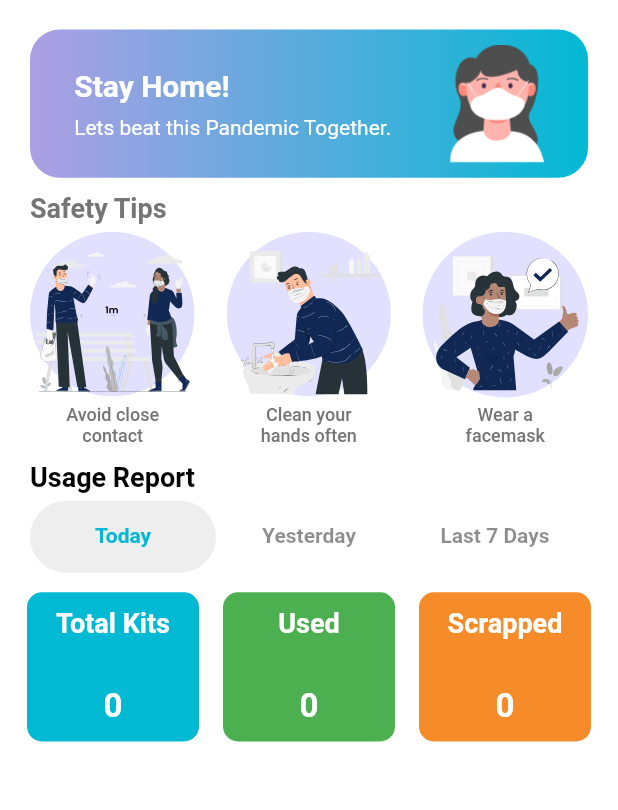
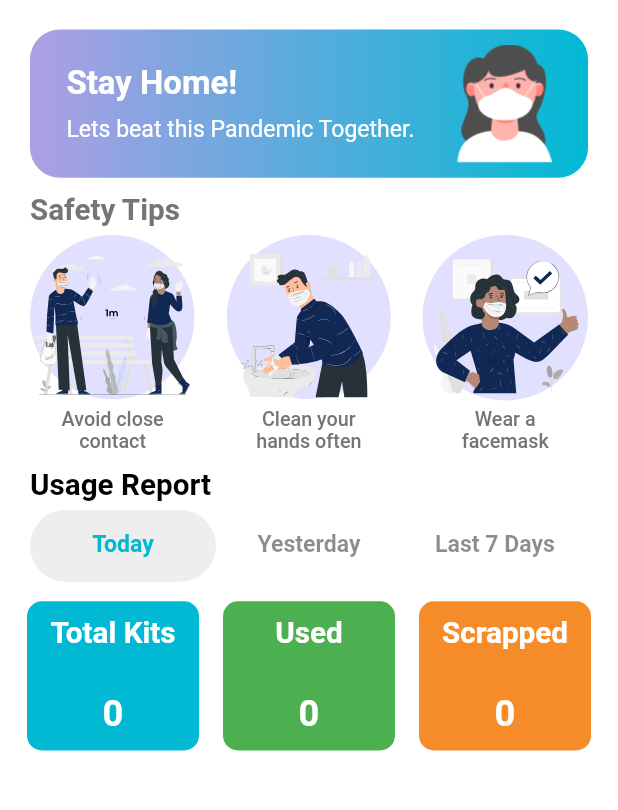
Before and after one commit to yuviSomavamshi/traciex-flutter, a Flutter app: the HomeScreen screen opened directly, on a phone screen of 412 x 824 dp, the part 155-965 px from its top. Run offline on Flutter 3.47's test engine with Material 2 defaults, Android fonts, the phone set to English and light mode, and no system bars; our stand-ins replace dio, dropdown_formfield, flutter_spinkit, flutter_svg, image_cropper, image_picker and 4 more; missing offline and left inert: circular_countdown, encrypt, flutter_socket_io, poller, qr_code_scanner, time_formatter; accounts and stored records are empty; network calls fail; Roboto replaces fonts that are missing (Poppins); statements that could not run were skipped.

Commit message:
Fix for overflow issue

```diff
--- a/lib/constants.dart
+++ b/lib/constants.dart
@@ -62,8 +62,8 @@ SliverToBoxAdapter buildPreventionTips(double screenHeight, double percent) {
         children: <Widget>[
           Text(
             'Safety Tips',
-            style: const TextStyle(
-              fontSize: 18.0,
+            style: TextStyle(
+              fontSize: getProportionateScreenWidth(18),
               fontWeight: FontWeight.w600,
             ),
           ),
@@ -79,8 +79,8 @@ SliverToBoxAdapter buildPreventionTips(double screenHeight, double percent) {
                         ),
                         Text(
                           e.values.first,
-                          style: const TextStyle(
-                            fontSize: 12.0,
+                          style: TextStyle(
+                            fontSize: getProportionateScreenWidth(12),
                             fontWeight: FontWeight.w500,
                           ),
                           textAlign: TextAlign.center,
@@ -116,18 +116,18 @@ SliverToBoxAdapter buildTogether(double screenHeight, double percentage) {
             children: <Widget>[
               Text(
                 'Stay Home!',
-                style: const TextStyle(
+                style: TextStyle(
                   color: Colors.white,
-                  fontSize: 20.0,
+                  fontSize: getProportionateScreenWidth(20),
                   fontWeight: FontWeight.bold,
                 ),
               ),
               SizedBox(height: screenHeight * 0.01),
               Text(
                 'Lets beat this Pandemic Together.',
-                style: const TextStyle(
+                style: TextStyle(
                   color: Colors.white,
-                  fontSize: 14.0,
+                  fontSize: getProportionateScreenWidth(14),
                 ),
                 maxLines: 2,
               ),
@@ -153,9 +153,9 @@ SliverPadding buildStatsHeader(String title) {
     sliver: SliverToBoxAdapter(
         child: Text(
       title,
-      style: const TextStyle(
+      style: TextStyle(
         color: Colors.black,
-        fontSize: 18.0,
+        fontSize: getProportionateScreenWidth(18),
         fontWeight: FontWeight.w600,
       ),
     )),
@@ -181,17 +181,17 @@ SliverPadding buildStatsTabBar(
             Tab(
                 child: Align(
               alignment: Alignment.center,
-              child: Text("Today", style: TextStyle(fontSize: 14)),
+              child: Text("Today", style: TextStyle(fontSize: getProportionateScreenWidth(14))),
             )),
             Tab(
                 child: Align(
               alignment: Alignment.center,
-              child: Text("Yesterday", style: TextStyle(fontSize: 14)),
+              child: Text("Yesterday", style: TextStyle(fontSize: getProportionateScreenWidth(14))),
             )),
             Tab(
                 child: Align(
               alignment: Alignment.center,
-              child: Text("Last 7 Days", style: TextStyle(fontSize: 14)),
+              child: Text("Last 7 Days", style: TextStyle(fontSize: getProportionateScreenWidth(14))),
             )),
           ],
           onTap: (index) {
@@ -265,17 +265,17 @@ class StatsGrid extends StatelessWidget {
           children: <Widget>[
             Text(
               title,
-              style: const TextStyle(
+              style: TextStyle(
                 color: Colors.white,
-                fontSize: 18.0,
+                fontSize: getProportionateScreenWidth(18),
                 fontWeight: FontWeight.w600,
               ),
             ),
             Text(
               count,
-              style: const TextStyle(
+              style: TextStyle(
                 color: Colors.white,
-                fontSize: 22.0,
+                fontSize: getProportionateScreenWidth(22),
                 fontWeight: FontWeight.bold,
               ),
             ),
@@ -295,7 +295,7 @@ Widget customTextWidget(String text) {
       softWrap: false,
       textAlign: TextAlign.left,
       style: TextStyle(
-          color: Colors.black, fontSize: 16, fontWeight: FontWeight.bold));
+          color: Colors.black, fontSize: getProportionateScreenWidth(16), fontWeight: FontWeight.bold));
 }
 
 SliverToBoxAdapter buildHeader(double screenHeight) {
--- a/lib/screens/home/customer/screens/my_locations.dart
+++ b/lib/screens/home/customer/screens/my_locations.dart
@@ -229,7 +229,7 @@ class LocationQRCodeCard extends StatelessWidget {
                       maxLines: 1,
                       softWrap: false,
                       textAlign: TextAlign.left,
-                      style: TextStyle(color: Colors.black, fontSize: 18)),
+                      style: TextStyle(color: Colors.black, fontSize: getProportionateScreenWidth(18))),
                   Text(
                     loc.created != null
                         ? "Added " +
@@ -237,7 +237,7 @@ class LocationQRCodeCard extends StatelessWidget {
                                 .millisecondsSinceEpoch)
                         : "-",
                     textAlign: TextAlign.left,
-                    style: TextStyle(color: Color(0XFF8C92A4), fontSize: 14),
+                    style: TextStyle(color: Color(0XFF8C92A4), fontSize: getProportionateScreenWidth(14)),
                     maxLines: 2,
                   )
                 ],
--- a/lib/screens/home/customer/screens/my_staff.dart
+++ b/lib/screens/home/customer/screens/my_staff.dart
@@ -199,12 +199,12 @@ class StaffCard extends StatelessWidget {
                           maxLines: 1,
                           softWrap: false,
                           textAlign: TextAlign.left,
-                          style: TextStyle(color: Colors.black, fontSize: 18)),
+                          style: TextStyle(color: Colors.black, fontSize: getProportionateScreenWidth(18))),
                       Text(
                         member.email,
                         textAlign: TextAlign.left,
                         style:
-                            TextStyle(color: Color(0XFF8C92A4), fontSize: 14),
+                            TextStyle(color: Color(0XFF8C92A4), fontSize: getProportionateScreenWidth(14)),
                         maxLines: 2,
                       ),
                       Text(
@@ -215,7 +215,7 @@ class StaffCard extends StatelessWidget {
                             : "-",
                         textAlign: TextAlign.left,
                         style:
-                            TextStyle(color: Color(0XFF8C92A4), fontSize: 12),
+                            TextStyle(color: Color(0XFF8C92A4), fontSize: getProportionateScreenWidth(12)),
                         maxLines: 2,
                       )
                     ],
--- a/lib/screens/home/patient/screens/location_dropdown.dart
+++ b/lib/screens/home/patient/screens/location_dropdown.dart
@@ -1,5 +1,6 @@
 import 'package:flutter/material.dart';
 import 'package:traciex/models/Location.dart';
+import 'package:traciex/size_config.dart';
 
 class LocationDropDown extends StatelessWidget {
   final List<Location> locations;
@@ -20,7 +21,7 @@ class LocationDropDown extends StatelessWidget {
       crossAxisAlignment: CrossAxisAlignment.start,
       children: [
         SizedBox(height: 20),
-        Text(title, style: TextStyle(fontSize: 20, color: Colors.black)),
+        Text(title, style: TextStyle(fontSize: getProportionateScreenWidth(20), color: Colors.black)),
         DropdownButtonHideUnderline(
           child: DropdownButton<String>(
             value: location,
@@ -32,7 +33,7 @@ class LocationDropDown extends StatelessWidget {
                           const SizedBox(width: 8.0),
                           Text(
                             e.location,
-                            style: const TextStyle(fontSize: 16.0),
+                            style: TextStyle(fontSize: getProportionateScreenWidth(16)),
                           )
                         ],
                       ),
--- a/lib/screens/home/patient/screens/my_qrcodes.dart
+++ b/lib/screens/home/patient/screens/my_qrcodes.dart
@@ -226,14 +226,14 @@ class PatientCard extends StatelessWidget {
                           child: Text(
                         qrCode.name,
                         maxLines: 10,
-                        style: TextStyle(color: Colors.black, fontSize: 16),
+                        style: TextStyle(color: Colors.black, fontSize: getProportionateScreenWidth(16)),
                         overflow: TextOverflow.ellipsis,
                       )),
                       Text(
                         qrCode.relationship,
                         textAlign: TextAlign.left,
                         style:
-                            TextStyle(color: Color(0XFF8C92A4), fontSize: 14),
+                            TextStyle(color: Color(0XFF8C92A4), fontSize: getProportionateScreenWidth(14)),
                         maxLines: 2,
                       ),
                       Text(
@@ -244,7 +244,7 @@ class PatientCard extends StatelessWidget {
                             : "-",
                         textAlign: TextAlign.left,
                         style:
-                            TextStyle(color: Color(0XFF8C92A4), fontSize: 14),
+                            TextStyle(color: Color(0XFF8C92A4), fontSize: getProportionateScreenWidth(14)),
                         maxLines: 2,
                       )
                     ],
--- a/lib/screens/home/results_screen.dart
+++ b/lib/screens/home/results_screen.dart
@@ -144,7 +144,7 @@ class _RegisteredPatientsListState extends State<RegisteredPatientsList> {
               color: cl,
               child: Text(
                 items[index].result,
-                style: TextStyle(color: Colors.white, fontSize: 14),
+                style: TextStyle(color: Colors.white, fontSize: getProportionateScreenWidth(14)),
               ))
         ]));
   }
--- a/lib/screens/home/staff/patient_list.dart
+++ b/lib/screens/home/staff/patient_list.dart
@@ -125,7 +125,7 @@ class _RecentScansState extends State<RecentScans> {
           onChanged: (value) {
             _search = value;
           },
-          style: TextStyle(fontSize: 18, color: Colors.black45),
+          style: TextStyle(fontSize: getProportionateScreenWidth(18), color: Colors.black45),
           decoration: InputDecoration(
               contentPadding: EdgeInsets.fromLTRB(20.0, 15.0, 20.0, 15.0),
               prefixIcon: Icon(Icons.people),
@@ -296,7 +296,7 @@ class ReportCard extends StatelessWidget {
                   report.result,
                   style: TextStyle(
                       color: Colors.white,
-                      fontSize: 14,
+                      fontSize: getProportionateScreenWidth(14),
                       fontWeight: FontWeight.bold),
                 )),
           )
--- a/lib/screens/home/staff/register/device_barcode_scanner.dart
+++ b/lib/screens/home/staff/register/device_barcode_scanner.dart
@@ -282,7 +282,7 @@ class DetailsCard extends StatelessWidget {
                               textAlign: TextAlign.left,
                               style: TextStyle(
                                   color: Colors.black,
-                                  fontSize: 16,
+                                  fontSize: getProportionateScreenWidth(16),
                                   fontWeight: FontWeight.bold))
                         ],
                       )
--- a/lib/screens/profile/components/image_picker_dialog.dart
+++ b/lib/screens/profile/components/image_picker_dialog.dart
@@ -3,6 +3,7 @@ import 'dart:async';
 import 'package:traciex/screens/profile/components/image_picker_handler.dart';
 import 'package:flutter/material.dart';
 import 'package:traciex/constants.dart';
+import 'package:traciex/size_config.dart';
 
 // ignore: must_be_immutable
 class ImagePickerDialog extends StatelessWidget {
@@ -133,7 +134,7 @@ class ImagePickerDialog extends StatelessWidget {
       child: Text(
         buttonLabel,
         style: new TextStyle(
-            color: textColor, fontSize: 20.0, fontWeight: FontWeight.bold),
+            color: textColor, fontSize: getProportionateScreenWidth(20), fontWeight: FontWeight.bold),
       ),
     );
     return loginBtn;
--- a/lib/screens/splash/components/body.dart
+++ b/lib/screens/splash/components/body.dart
@@ -120,7 +120,7 @@ class _BodyState extends State<Body> {
                         textAlign: TextAlign.center,
                         style: TextStyle(
                             color: Colors.black.withOpacity(0.4),
-                            fontSize: 13)),
+                            fontSize: getProportionateScreenWidth(13))),
                     SizedBox(height: 10),
                   ],
                 ),
--- a/lib/styles.dart
+++ b/lib/styles.dart
@@ -8,7 +8,7 @@ class Styles {
 
   static const chartLabelsTextStyle = TextStyle(
     color: Colors.grey,
-    fontSize: 14.0,
+    fontSize: 14,
     fontWeight: FontWeight.w500,
   );
 
```
Also changed, not shown: lib/screens/home/staff/register/patient_qr_scanner.dart (+4 -4 lines), lib/screens/home/staff/register/summary_page.dart (+6 -6 lines), lib/screens/otp/components/otp_form.dart (+4 -4 lines).
